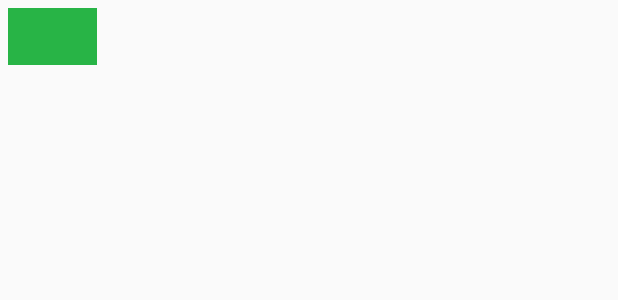
After one commit to phillipsk/GodWorks, an Android app: the layout rv_item_chapters.xml on its own in the app's theme, with its tools: preview values and no code run, on a phone screen of 412 x 824 dp. The commit adds this screen. Shown: the top 300 px of the screen. Run offline under Robolectric (Android 15) with nearby library versions, the phone set to English and light mode, and no system bars.

```diff
--- a/app/src/main/java/io/techministry/network/BibleRepo.java
+++ b/app/src/main/java/io/techministry/network/BibleRepo.java
@@ -64,7 +64,7 @@ public class BibleRepo {
                             @Nonnull
                             @Override
                         public String resolve(@Nonnull String key){
-                            return bibleId + "chapter-"+ bookId;
+                            return bibleId + "-" + "chapter" + "-" + bookId;
                         }
                     }))
                     .parser(GsonParserFactory.createSourceParser(gson,ChapterResponse.class))
--- a/app/src/main/java/io/techministry/network/ChapterResponse.java
+++ b/app/src/main/java/io/techministry/network/ChapterResponse.java
@@ -5,8 +5,8 @@ import java.util.List;
 public class ChapterResponse {
     public List<BibleChapter> chapterList;
 
-    public ChapterResponse(List<BibleChapter> chapterList) {
-        this.chapterList = chapterList;
+    public ChapterResponse(List<BibleChapter> chList) {
+        this.chapterList = chList;
     }
 
     @Override
--- a/app/src/main/java/io/techministry/ui/bible/BooksAdapter.java
+++ b/app/src/main/java/io/techministry/ui/bible/BooksAdapter.java
@@ -54,6 +54,12 @@ public class BooksAdapter extends RecyclerView.Adapter<BooksAdapter.BookViewHold
 //            itemView.findViewById(R.id.start);
 
             itemView.setOnClickListener(view -> Toast.makeText(view.getContext(), "Clicked on " + book.getName(), Toast.LENGTH_LONG).show());
+/*            itemView.setOnClickListener(new View.OnClickListener() {
+                @Override
+                public void onClick(View v) {
+
+                }
+            });*/
 //            itemView.setOnClickListener(View -> Toast.makeText(View.getContext(), "Clicked on " + book.getNameLong(), Toast.LENGTH_LONG).show());
         }
     }
--- /dev/null
+++ b/app/src/main/res/layout/rv_item_chapters.xml
@@ -0,0 +1,19 @@
+<?xml version="1.0" encoding="utf-8"?>
+<LinearLayout
+    xmlns:android="http://schemas.android.com/apk/res/android"
+    xmlns:tools="http://schemas.android.com/tools"
+    android:orientation="horizontal"
+    android:paddingStart="5dp"
+    android:padding="5dp"
+    android:layout_width="70dp"
+    android:layout_height="70dp">
+
+    <TextView
+        android:id="@+id/info_text"
+        android:layout_width="match_parent"
+        android:layout_height="38dp"
+        android:background="@color/colorAccent"
+        android:padding="5dp"
+        android:gravity="center"/>
+
+</LinearLayout>
```
Also changed, not shown: app/src/main/java/io/techministry/network/BibleChapter.java (+4 -4 lines), app/src/main/java/io/techministry/ui/DashboardActivity.java (+14 -5 lines), app/src/main/java/io/techministry/ui/bible/chapter/ChapterAdapter.java (+4 -5 lines).
